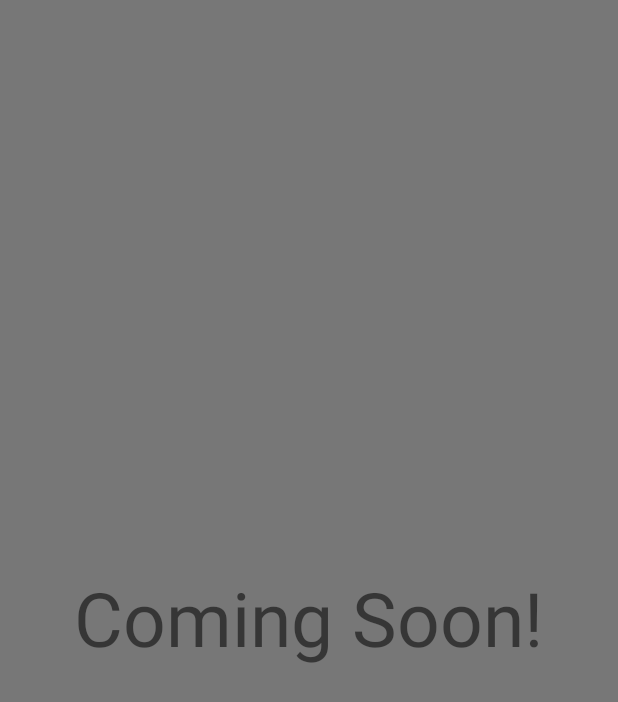
After one commit to micahrowell/Minesweeper, an Android app: the layout activity_advanced.xml on its own in the app's theme, with its tools: preview values and no code run, on a phone screen of 412 x 824 dp. The commit adds this screen. Shown: the top 702 px of the screen. Run offline under Robolectric (Android 15) with nearby library versions, the phone set to English and light mode, and no system bars.

Commit message:
Added intermediate and advanced classes, to be implemented at a later date

```diff
--- a/app/src/main/java/com/example/micahj/minesweeper/Game.java
+++ b/app/src/main/java/com/example/micahj/minesweeper/Game.java
@@ -19,14 +19,12 @@ public class Game extends AppCompatActivity {
             case "beginner":
                 intent = new Intent(Game.this, Beginner.class);
                 break;
-            /*
             case "intermediate":
                 intent = new Intent(Game.this, Intermediate.class);
                 break;
             case "advanced":
                 intent = new Intent(Game.this, Advanced.class);
                 break;
-            */
             default:
                 intent = new Intent(Game.this, MainActivity.class);
         }
--- /dev/null
+++ b/app/src/main/res/layout/activity_advanced.xml
@@ -0,0 +1,19 @@
+<?xml version="1.0" encoding="utf-8"?>
+<RelativeLayout xmlns:android="http://schemas.android.com/apk/res/android"
+    xmlns:tools="http://schemas.android.com/tools" android:layout_width="match_parent"
+    android:layout_height="match_parent" android:paddingLeft="@dimen/activity_horizontal_margin"
+    android:paddingRight="@dimen/activity_horizontal_margin"
+    android:paddingTop="@dimen/activity_vertical_margin"
+    android:paddingBottom="@dimen/activity_vertical_margin"
+    tools:context="com.example.micahj.minesweeper.Game"
+    android:background="#777777">
+
+    <TextView
+        android:text="@string/Coming_Soon"
+        android:layout_width="wrap_content"
+        android:layout_height="wrap_content"
+        android:layout_centerVertical="true"
+        android:layout_centerHorizontal="true"
+        android:id="@+id/textView"
+        android:textSize="50dp" />
+</RelativeLayout>
--- a/app/src/main/res/values/strings.xml
+++ b/app/src/main/res/values/strings.xml
@@ -5,4 +5,5 @@
     <string name="Advanced">Advanced</string>
     <string name="Custom">Custom - Coming Soon!</string>
     <string name="High_Scores">High Scores - Coming Soon!</string>
+    <string name="Coming_Soon">Coming Soon!</string>
 </resources>
```
Also changed, not shown: app/src/main/java/com/example/micahj/minesweeper/Advanced.java (added, +28 -0 lines), app/src/main/java/com/example/micahj/minesweeper/Intermediate.java (added, +29 -0 lines), app/src/main/res/layout/activity_intermediate.xml (added, +19 -0 lines).
